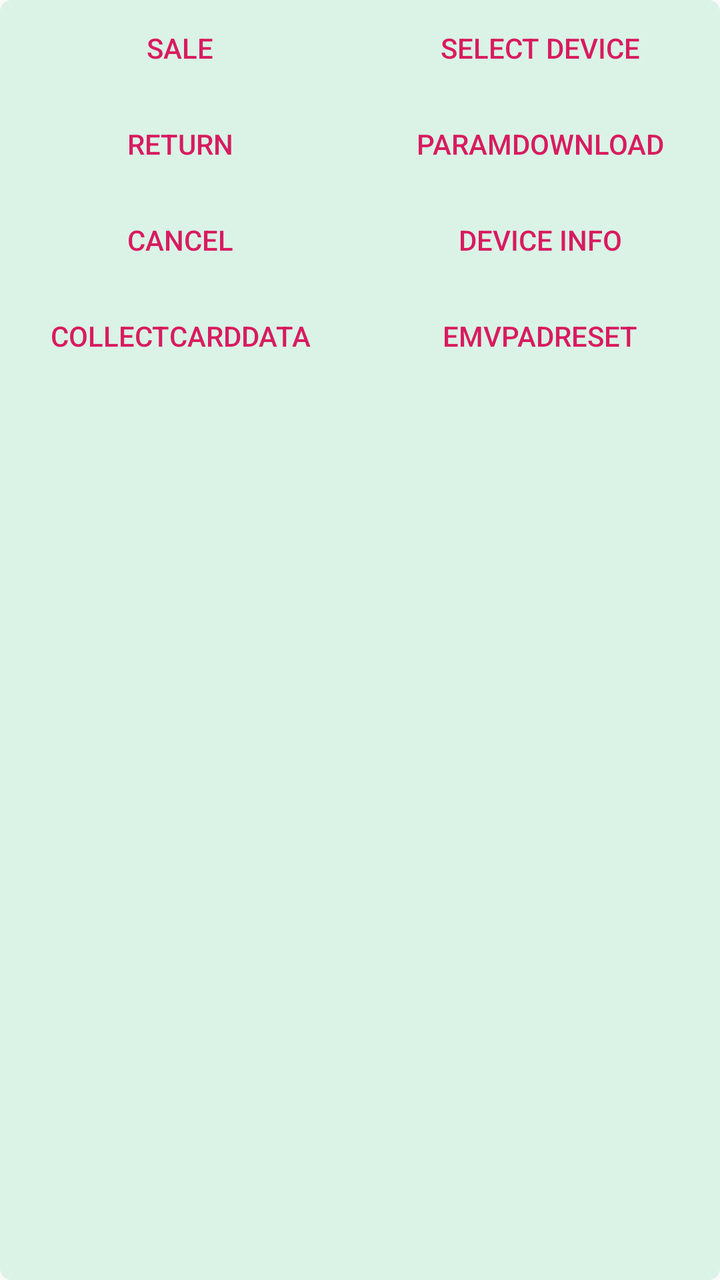
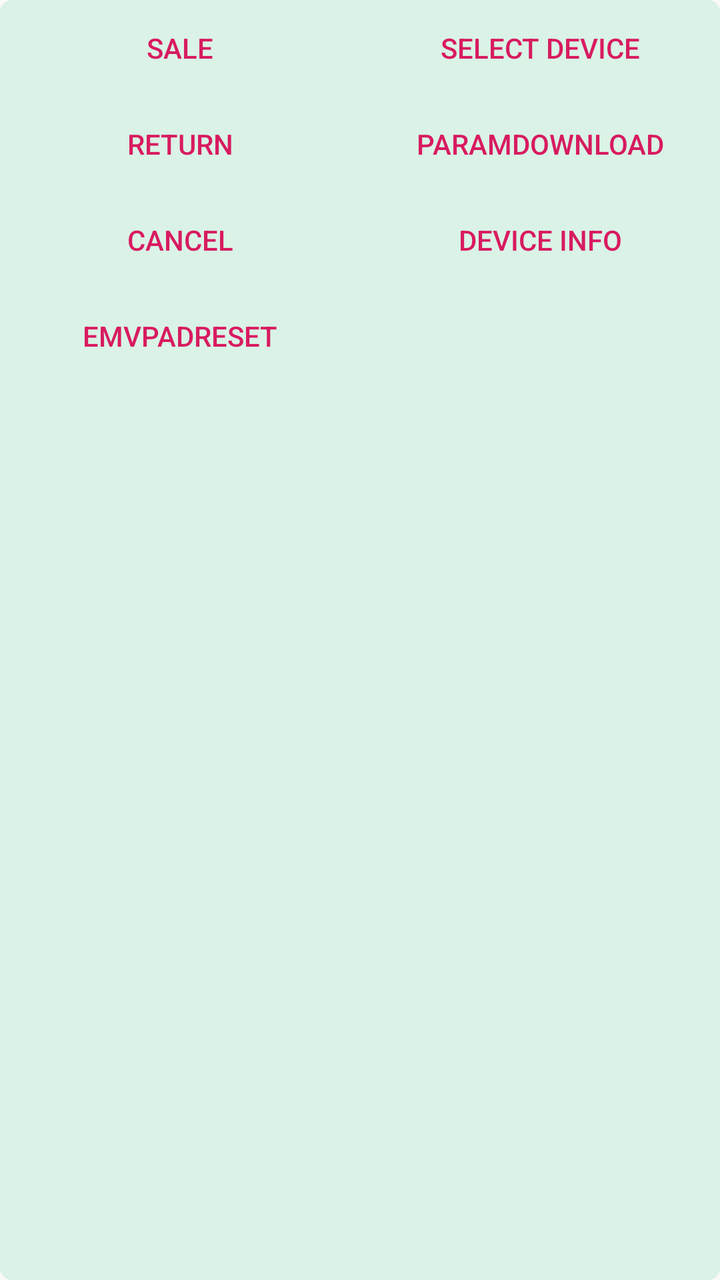

Compare the two renders of this Android layout. The source of the first and the diff that turns it into the second are given below.
<!-- AndroidManifest.xml: application theme AppTheme -->
<!-- res/layout/trancode_card.xml -->
<?xml version="1.0" encoding="utf-8"?>
<androidx.cardview.widget.CardView xmlns:android="http://schemas.android.com/apk/res/android"
    xmlns:app="http://schemas.android.com/apk/res-auto"
    android:layout_width="match_parent"
    android:layout_height="wrap_content"
    app:cardCornerRadius="6dp"
    app:cardElevation="-16dp">

    <ScrollView
        android:layout_width="match_parent"
        android:layout_height="match_parent"
        android:background="#3653C58A">

        <LinearLayout
            style="?android:attr/buttonBarStyle"
            android:layout_width="match_parent"
            android:layout_height="wrap_content"
            android:isScrollContainer="true"
            android:orientation="vertical">

            <LinearLayout
                style="?android:attr/buttonBarStyle"
                android:layout_width="match_parent"
                android:layout_height="match_parent"
                android:orientation="horizontal"
                android:weightSum="10">

                <Button
                    android:id="@+id/saleButton"
                    style="?android:attr/buttonBarButtonStyle"
                    android:layout_width="0dp"
                    android:layout_height="wrap_content"
                    android:layout_weight="5"
                    android:text="@string/sale" />

                <Button
                    android:id="@+id/selectDevice"
                    style="?android:attr/buttonBarButtonStyle"
                    android:layout_width="0dp"
                    android:layout_height="wrap_content"
                    android:layout_weight="5"
                    android:text="@string/select_device" />
            </LinearLayout>

            <LinearLayout
                style="?android:attr/buttonBarStyle"
                android:layout_width="match_parent"
                android:layout_height="wrap_content"
                android:orientation="horizontal"
                android:weightSum="10">

                <Button
                    android:id="@+id/returnButton"
                    style="?android:attr/buttonBarButtonStyle"
                    android:layout_width="0dp"
                    android:layout_height="wrap_content"
                    android:layout_weight="5"
                    android:text="@string/emvreturn" />

                <Button
                    android:id="@+id/emvParamDownloadButton"
                    style="?android:attr/buttonBarButtonStyle"
                    android:layout_width="0dp"
                    android:layout_height="wrap_content"
                    android:layout_weight="5"
                    android:text="@string/emvparamdownload" />
            </LinearLayout>

            <LinearLayout
                style="?android:attr/buttonBarStyle"
                android:layout_width="match_parent"
                android:layout_height="match_parent"
                android:orientation="horizontal"
                android:weightSum="10">

                <Button
                    android:id="@+id/cancelButton"
                    style="?android:attr/buttonBarButtonStyle"
                    android:layout_width="0dp"
                    android:layout_height="wrap_content"
                    android:layout_weight="5"
                    android:text="@string/cancel" />

                <Button
                    android:id="@+id/getDevicesInfoButton"
                    style="?android:attr/buttonBarButtonStyle"
                    android:layout_width="0dp"
                    android:layout_height="wrap_content"
                    android:layout_weight="5"
                    android:text="@string/device_info" />

            </LinearLayout>

            <LinearLayout
                style="?android:attr/buttonBarStyle"
                android:layout_width="match_parent"
                android:layout_height="match_parent"
                android:orientation="horizontal"
                android:weightSum="10">

                <Button
                    android:id="@+id/collectCardData"
                    style="?android:attr/buttonBarButtonStyle"
                    android:layout_width="0dp"
                    android:layout_height="wrap_content"
                    android:layout_weight="5"
                    android:text="@string/collectCardData" />

                <Button
                    android:id="@+id/padResetButton"
                    style="?android:attr/buttonBarButtonStyle"
                    android:layout_width="0dp"
                    android:layout_height="wrap_content"
                    android:layout_weight="5"
                    android:text="@string/padreset" />

            </LinearLayout>

        </LinearLayout>
    </ScrollView>


</androidx.cardview.widget.CardView>
<!-- resources referenced by this layout -->
<resources>
  <string name="cancel">Cancel</string>
  <string name="collectCardData">CollectCardData</string>
  <string name="device_info">Device Info</string>
  <string name="emvparamdownload">ParamDownload</string>
  <string name="emvreturn">Return</string>
  <string name="padreset">EMVPadReset</string>
  <string name="sale">Sale</string>
  <string name="select_device">Select Device</string>
  <style name="AppTheme" parent="Theme.AppCompat.Light.DarkActionBar">
          
          <item name="colorPrimary">@color/colorPrimary</item>
          <item name="colorPrimaryDark">@color/colorPrimaryDark</item>
          <item name="colorAccent">@color/colorAccent</item>
      </style>
  <color name="colorPrimary">#008577</color>
  <color name="colorPrimaryDark">#00574B</color>
  <color name="colorAccent">#D81B60</color>
</resources>

<!-- the commit's change to res/layout/trancode_card.xml (unified diff, before → after) -->
@@ -99,14 +99,6 @@
                 android:weightSum="10">
 
                 <Button
-                    android:id="@+id/collectCardData"
-                    style="?android:attr/buttonBarButtonStyle"
-                    android:layout_width="0dp"
-                    android:layout_height="wrap_content"
-                    android:layout_weight="5"
-                    android:text="@string/collectCardData" />
-
-                <Button
                     android:id="@+id/padResetButton"
                     style="?android:attr/buttonBarButtonStyle"
                     android:layout_width="0dp"
<!-- resource entries referenced after the edit -->
@@ -1,7 +1,6 @@
 <!-- resources referenced by this layout -->
 <resources>
   <string name="cancel">Cancel</string>
-  <string name="collectCardData">CollectCardData</string>
   <string name="device_info">Device Info</string>
   <string name="emvparamdownload">ParamDownload</string>
   <string name="emvreturn">Return</string>
